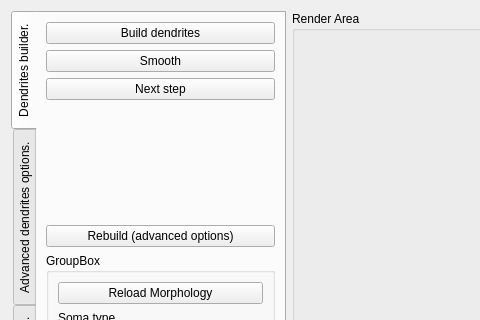
Old version of the form Neuronize/NeuroGeneratorWidget.ui in the repository vg-lab/Neuronize; both pictures show x 0 to 480 and y 0 to 320 of the 922 by 887 pixel window.
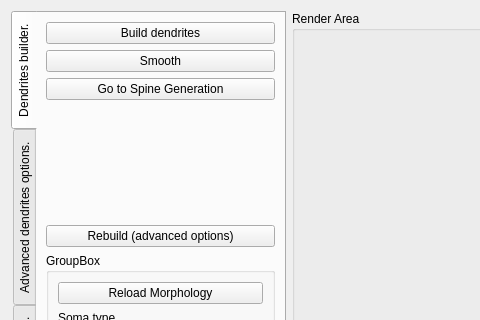
New version of the form. The open tabs and pages were chosen to show the change.

Patch:
```diff
--- a/Neuronize/NeuroGeneratorWidget.ui
+++ b/Neuronize/NeuroGeneratorWidget.ui
@@ -258,13 +258,6 @@
          </layout>
         </widget>
        </item>
-       <item row="8" column="0">
-        <widget class="QPushButton" name="pushButton_GoToGenerateSpines">
-         <property name="text">
-          <string>Next step</string>
-         </property>
-        </widget>
-       </item>
        <item row="0" column="0">
         <widget class="QPushButton" name="pushButton_GenerateDendrites">
          <property name="text">
@@ -299,6 +292,13 @@
          </property>
         </spacer>
        </item>
+       <item row="2" column="0">
+        <widget class="QPushButton" name="pushButton_GoToGenerateSpines">
+         <property name="text">
+          <string>Go to Spine Generation</string>
+         </property>
+        </widget>
+       </item>
       </layout>
      </widget>
      <widget class="QWidget" name="tab_AdvanceDendritesCtrl">
```
Left out of the diff: 11 changed lines with no effect on the pictures.
